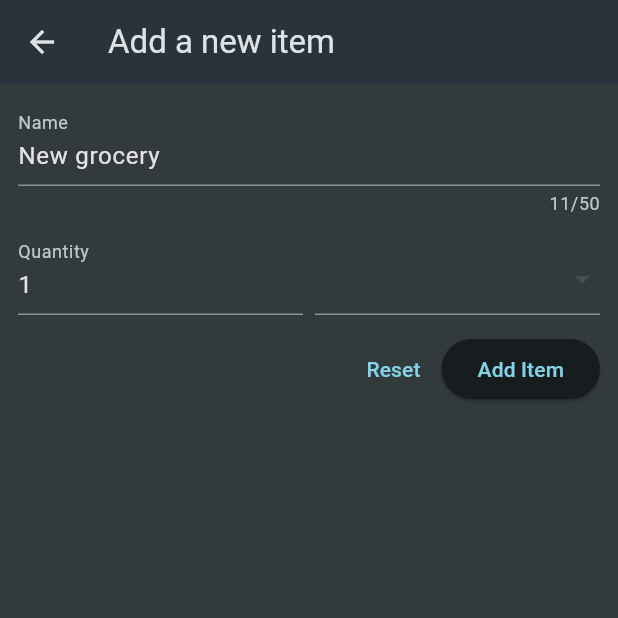
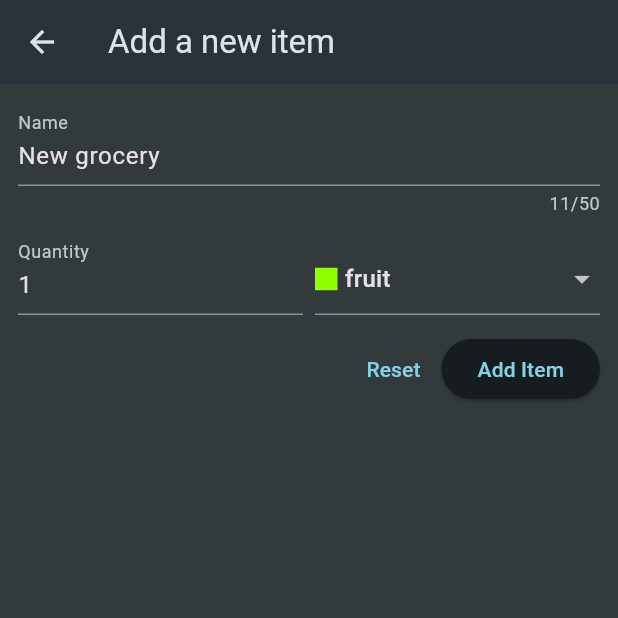
Before and after one commit to ChhengHab17/W12-Quiz, a Flutter app: the NewItem screen opened directly, after a tap on "Reset", on a phone screen of 412 x 824 dp, the top half of it. Run offline on Flutter 3.47's test engine with Material 3 defaults, Android fonts, the phone set to English and light mode, and no system bars.

Commit message:
finish work

```diff
--- a/lib/ui/groceries/grocery_form.dart
+++ b/lib/ui/groceries/grocery_form.dart
@@ -12,7 +12,6 @@ class NewItem extends StatefulWidget {
 }
 
 class _NewItemState extends State<NewItem> {
-
   // Default settings
   static const defautName = "New grocery";
   static const defaultQuantity = 1;
@@ -43,10 +42,29 @@ class _NewItemState extends State<NewItem> {
 
   void onReset() {
     // Will be implemented later - Reset all fields to the initial values
+    setState(() {
+      _nameController.text = defautName;
+      _quantityController.text = defaultQuantity.toString();
+      _selectedCategory = defaultCategory;
+    });
   }
 
   void onAdd() {
     // Will be implemented later - Create and return the new grocery
+    final String name = _nameController.text;
+    final int? quantity = int.tryParse(_quantityController.text);
+    final String id = name + quantity.toString();
+    if (quantity == null) {
+      return;
+    }
+
+    final Grocery newGrocery = Grocery(
+      id: id,
+      name: name,
+      quantity: quantity,
+      category: _selectedCategory,
+    );
+    Navigator.of(context).pop<Grocery>(newGrocery);
   }
 
   @override
@@ -76,7 +94,26 @@ class _NewItemState extends State<NewItem> {
                 Expanded(
                   child: DropdownButtonFormField<GroceryCategory>(
                     initialValue: _selectedCategory,
-                    items: [  ],
+                    items: GroceryCategory.values
+                        .map<DropdownMenuItem<GroceryCategory>>((
+                          GroceryCategory category,
+                        ) {
+                          return DropdownMenuItem(
+                            value: category,
+                            child: Row(
+                              children: [
+                                Container(
+                                  width: 15,
+                                  height: 15,
+                                  color: category.color,
+                                ),
+                                SizedBox(width: 5,),
+                                Text(category.name),
+                              ],
+                            ),
+                          );
+                        })
+                        .toList(),
                     onChanged: (value) {
                       if (value != null) {
                         setState(() {
@@ -93,10 +130,7 @@ class _NewItemState extends State<NewItem> {
               mainAxisAlignment: MainAxisAlignment.end,
               children: [
                 TextButton(onPressed: onReset, child: const Text('Reset')),
-                ElevatedButton(
-                  onPressed: onAdd,
-                  child: const Text('Add Item'),
-                ),
+                ElevatedButton(onPressed: onAdd, child: const Text('Add Item')),
               ],
             ),
           ],
```
Also changed, not shown: lib/ui/groceries/grocery_list.dart (+12 -2 lines).
